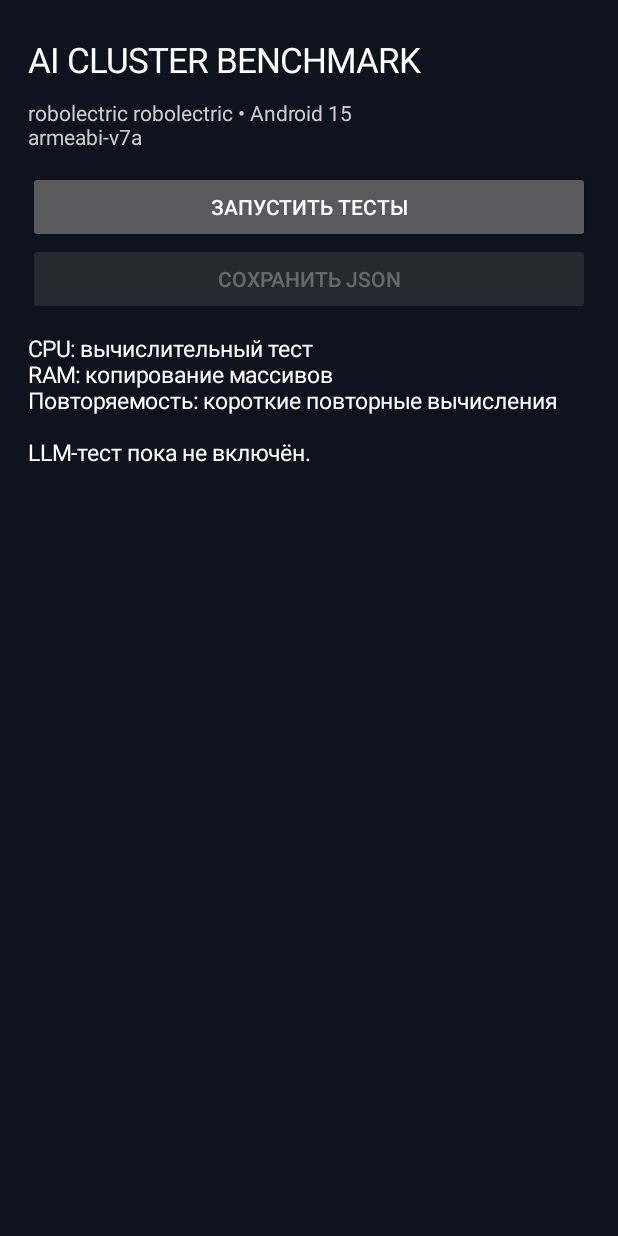
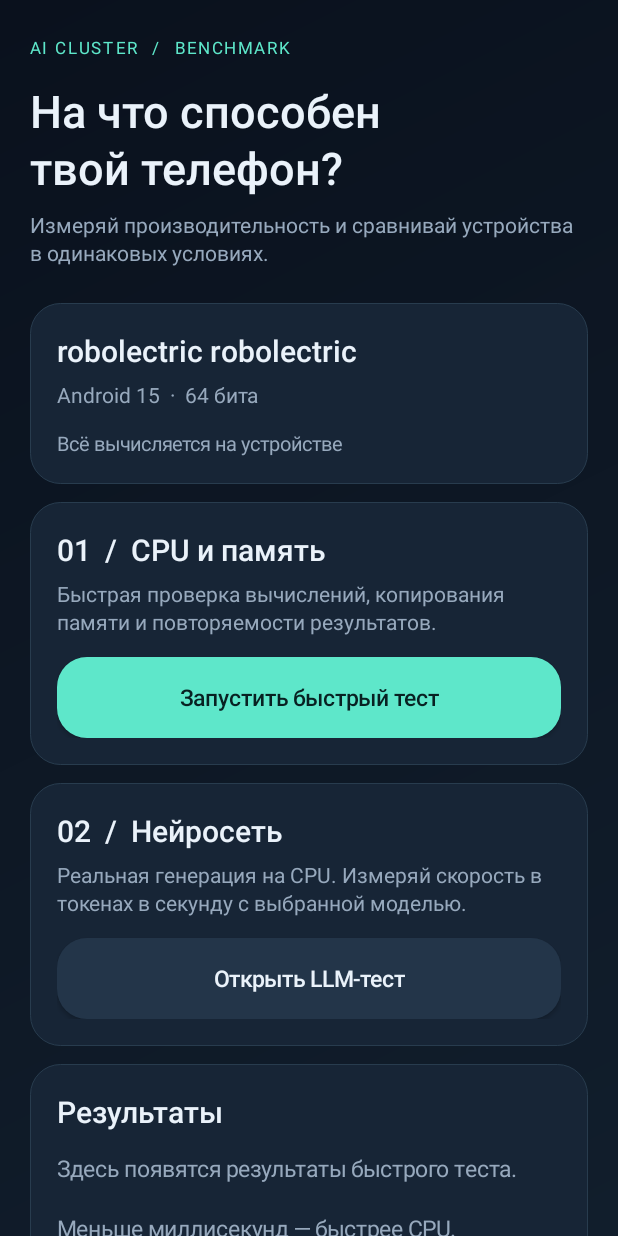
Before and after one commit to bretman-code/AIClusterBenchmark, an Android app: the screen it shows after launch (MainActivity), on a phone screen of 412 x 824 dp. Run offline under Robolectric (Android 15) with nearby library versions, the phone set to English and light mode, and no system bars.

Commit message:
Add real CPU LLM benchmark for ARM32/ARM64 and redesigned dark interface

```diff
--- a/app/src/main/AndroidManifest.xml
+++ b/app/src/main/AndroidManifest.xml
@@ -1 +1 @@
-<manifest xmlns:android="http://schemas.android.com/apk/res/android"><application android:label="AI Cluster Benchmark" android:theme="@android:style/Theme.Material.NoActionBar" android:usesCleartextTraffic="false"><activity android:name=".MainActivity" android:exported="true"><intent-filter><action android:name="android.intent.action.MAIN"/><category android:name="android.intent.category.LAUNCHER"/></intent-filter></activity></application></manifest>
+<manifest xmlns:android="http://schemas.android.com/apk/res/android"><application android:label="AI Cluster Benchmark" android:theme="@android:style/Theme.Material.NoActionBar" android:usesCleartextTraffic="false"><activity android:name=".MainActivity" android:exported="true"><intent-filter><action android:name="android.intent.action.MAIN"/><category android:name="android.intent.category.LAUNCHER"/></intent-filter></activity><activity android:name=".LlmActivity" android:exported="false" android:configChanges="orientation|screenSize" /></application></manifest>
--- a/app/src/main/java/com/example/aiclusterbenchmark/MainActivity.kt
+++ b/app/src/main/java/com/example/aiclusterbenchmark/MainActivity.kt
@@ -23,22 +23,23 @@ class MainActivity : Activity() {
  private var pendingExport: String? = null
  override fun onCreate(savedInstanceState: Bundle?) {
   super.onCreate(savedInstanceState)
-  val root = LinearLayout(this).apply { orientation=LinearLayout.VERTICAL; setPadding(28,36,28,20); setBackgroundColor(Color.rgb(13,18,28)) }
-  val title = TextView(this).apply { text="AI CLUSTER BENCHMARK"; textSize=23f; setTextColor(Color.WHITE) }
-  root.addView(title)
-  val info = TextView(this).apply { text="${Build.MANUFACTURER} ${Build.MODEL} • Android ${Build.VERSION.RELEASE}\n${Build.SUPPORTED_ABIS.joinToString()}"; textSize=14f; setTextColor(Color.LTGRAY); setPadding(0,15,0,20) }
-  root.addView(info)
-  run = Button(this).apply { text="ЗАПУСТИТЬ ТЕСТЫ" }
-  root.addView(run)
-  val save = Button(this).apply { text="СОХРАНИТЬ JSON"; isEnabled=false }
-  root.addView(save)
-  val scroll = ScrollView(this)
-  output = TextView(this).apply { text="CPU: вычислительный тест\nRAM: копирование массивов\nПовторяемость: короткие повторные вычисления\n\nLLM-тест пока не включён."; textSize=15f; setTextColor(Color.WHITE); setPadding(0,18,0,10) }
-  scroll.addView(output); root.addView(scroll, LinearLayout.LayoutParams(-1,0,1f))
-  setContentView(root)
-  run.setOnClickListener { run.isEnabled=false; save.isEnabled=false; output.text="Выполняется тест..."; executor.execute {
-   try { val r = benchmark(); handler.post { if (!isDestroyed) { report=r; output.text=format(r); run.isEnabled=true; save.isEnabled=true } } }
-   catch(e: Exception) { handler.post { if (!isDestroyed) { output.text="Ошибка: ${e.message}"; run.isEnabled=true } } }
+  val root=Ui.page(this,"На что способен\nтвой телефон?","Измеряй производительность и сравнивай устройства в одинаковых условиях.")
+  val device=Ui.card(this,root,"${Build.MANUFACTURER} ${Build.MODEL}","Android ${Build.VERSION.RELEASE}  ·  ${if(android.os.Process.is64Bit()) "64 бита" else "32 бита"}")
+  device.addView(Ui.text(this,"Всё вычисляется на устройстве",13f,Ui.muted))
+  Ui.gap(this,root)
+  val cpu=Ui.card(this,root,"01  /  CPU и память","Быстрая проверка вычислений, копирования памяти и повторяемости результатов.")
+  run=Ui.button(this,"Запустить быстрый тест",true); cpu.addView(run)
+  Ui.gap(this,root)
+  val ai=Ui.card(this,root,"02  /  Нейросеть","Реальная генерация на CPU. Измеряй скорость в токенах в секунду с выбранной моделью.")
+  val llm=Ui.button(this,"Открыть LLM-тест").apply { setOnClickListener { startActivity(Intent(this@MainActivity,LlmActivity::class.java)) } }; ai.addView(llm)
+  Ui.gap(this,root)
+  val results=Ui.card(this,root,"Результаты")
+  output=Ui.text(this,"Здесь появятся результаты быстрого теста.\n\nМеньше миллисекунд — быстрее CPU.\nБольше МиБ/с — быстрее копирование.",15f,Ui.muted); results.addView(output)
+  Ui.gap(this,results,16)
+  val save=Ui.button(this,"Сохранить результат · JSON").apply { isEnabled=false }; results.addView(save)
+  run.setOnClickListener { run.isEnabled=false; llm.isEnabled=false; save.isEnabled=false; output.text="Выполняется тест..."; executor.execute {
+   try { val r = benchmark(); handler.post { if (!isDestroyed) { report=r; output.text=format(r); run.isEnabled=true; llm.isEnabled=true; save.isEnabled=true } } }
+   catch(e: Exception) { handler.post { if (!isDestroyed) { output.text="Ошибка: ${e.message}"; run.isEnabled=true; llm.isEnabled=true } } }
   } }
   report = savedInstanceState?.getString("report")?.let { JSONObject(it) }
   pendingExport = savedInstanceState?.getString("pendingExport")
@@ -55,7 +56,7 @@ class MainActivity : Activity() {
   val am=getSystemService(ACTIVITY_SERVICE) as ActivityManager
   val mi=ActivityManager.MemoryInfo(); am.getMemoryInfo(mi)
   val r=JSONObject(); r.put("device",Build.MANUFACTURER+" "+Build.MODEL); r.put("android",Build.VERSION.RELEASE); r.put("abi",Build.SUPPORTED_ABIS.joinToString()); r.put("ram_total_mb",mi.totalMem/1048576); r.put("ram_available_mb",mi.availMem/1048576)
-  r.put("timestamp_ms",System.currentTimeMillis()); r.put("benchmark_version","0.1"); r.put("api_level",Build.VERSION.SDK_INT)
+  r.put("timestamp_ms",System.currentTimeMillis()); r.put("benchmark_version","0.2"); r.put("api_level",Build.VERSION.SDK_INT)
   // Fixed work, elapsed time; lower is better. Warm-up to reduce JIT distortion.
   cpuWork(150000); val t0=System.nanoTime(); val check=cpuWork(1200000); val cpuMs=(System.nanoTime()-t0)/1e6
   r.put("cpu_ms",cpuMs); r.put("cpu_checksum",check)
@@ -67,11 +68,11 @@ class MainActivity : Activity() {
   val times=ArrayList<Double>(); repeat(5){ val s=System.nanoTime(); repeatChecksum+=cpuWork(500000); times.add((System.nanoTime()-s)/1e6) }
   r.put("repeat_checksum",repeatChecksum)
   r.put("thermal_first_ms",times.first()); r.put("thermal_last_ms",times.last()); r.put("thermal_slowdown_ratio",times.last()/times.first()); r.put("thermal_note","Short repeatability probe; not a temperature or sustained throttling measurement")
-  r.put("llm_tokens_per_second",JSONObject.NULL); r.put("llm_status","Not implemented in v0.1")
+  r.put("llm_tokens_per_second",JSONObject.NULL); r.put("llm_status","Run separately from the LLM test screen")
   return r
  }
  private fun cpuWork(n:Int): Double { var sum=0.0; for(i in 1..n) { if (i % 4096 == 0 && Thread.currentThread().isInterrupted) throw InterruptedException(); val x=i.toDouble(); sum+=sqrt(x)*sqrt(x+1.0)/(x+3.0) }; return sum }
- private fun format(r:JSONObject):String = String.format(Locale.US,"Устройство: %s\nAndroid: %s\nRAM всего: %d МБ\nRAM свободно: %d МБ\n\nCPU: %.1f мс (меньше лучше)\nRAM copy: %.1f МиБ/с (больше лучше)\nПовторный CPU тест: %.2fx\n\nЭто предварительный синтетический тест. Реальный LLM-тест будет в следующей версии.\n\nНажмите «Сохранить JSON» для экспорта.",r.getString("device"),r.getString("android"),r.getLong("ram_total_mb"),r.getLong("ram_available_mb"),r.getDouble("cpu_ms"),r.getDouble("ram_copy_mib_s"),r.getDouble("thermal_slowdown_ratio"))
+ private fun format(r:JSONObject):String = String.format(Locale.US,"Устройство: %s\nAndroid: %s\nRAM всего: %d МБ\nRAM свободно: %d МБ\n\nCPU: %.1f мс (меньше лучше)\nRAM copy: %.1f МиБ/с (больше лучше)\nПовторный CPU тест: %.2fx\n\nЭто синтетический тест. Реальная скорость нейросети измеряется отдельно кнопкой «Реальный LLM-тест».\n\nНажмите «Сохранить JSON» для экспорта.",r.getString("device"),r.getString("android"),r.getLong("ram_total_mb"),r.getLong("ram_available_mb"),r.getDouble("cpu_ms"),r.getDouble("ram_copy_mib_s"),r.getDouble("thermal_slowdown_ratio"))
  override fun onSaveInstanceState(outState: Bundle) {
   outState.putString("report",report?.toString()); outState.putString("pendingExport",pendingExport)
   super.onSaveInstanceState(outState)
--- /dev/null
+++ b/app/src/main/java/com/example/aiclusterbenchmark/Ui.kt
@@ -0,0 +1,72 @@
+package com.example.aiclusterbenchmark
+
+import android.app.Activity
+import android.content.res.ColorStateList
+import android.graphics.Color
+import android.graphics.Typeface
+import android.graphics.drawable.GradientDrawable
+import android.graphics.drawable.StateListDrawable
+import android.view.View
+import android.widget.*
+
+internal object Ui {
+    val ink=Color.rgb(234,242,250)
+    val muted=Color.rgb(151,169,189)
+    private val teal=Color.rgb(94,231,202)
+    fun dp(a:Activity,n:Int)=(n*a.resources.displayMetrics.density).toInt()
+    private fun shape(a:Activity,color:Int,stroke:Int?=null)=GradientDrawable().apply {
+        setColor(color); cornerRadius=dp(a,20).toFloat()
+        stroke?.let { setStroke(dp(a,1),it) }
+    }
+    fun text(a:Activity,value:String,size:Float=15f,color:Int=ink)=TextView(a).apply {
+        text=value; textSize=size; setTextColor(color); setLineSpacing(dp(a,3).toFloat(),1f)
+        if(size>=20) typeface=Typeface.create("sans-serif-medium",Typeface.NORMAL)
+    }
+    fun page(a:Activity,title:String,subtitle:String):LinearLayout {
+        a.window.statusBarColor=Color.rgb(10,17,29)
+        a.window.navigationBarColor=Color.rgb(10,17,29)
+        a.window.decorView.systemUiVisibility=0
+        val column=LinearLayout(a).apply {
+            orientation=LinearLayout.VERTICAL; setPadding(dp(a,20),dp(a,24),dp(a,20),dp(a,32))
+        }
+        val scroll=ScrollView(a).apply {
+            isFillViewport=true
+            background=GradientDrawable(GradientDrawable.Orientation.TL_BR,intArrayOf(Color.rgb(10,17,29),Color.rgb(17,30,44)))
+            addView(column)
+        }
+        a.setContentView(scroll)
+        column.addView(text(a,"AI CLUSTER  /  BENCHMARK",11f,teal).apply { letterSpacing=.15f })
+        gap(a,column,14)
+        column.addView(text(a,title,30f))
+        gap(a,column,8)
+        column.addView(text(a,subtitle,14f,muted))
+        gap(a,column,24)
+        return column
+    }
+    fun gap(a:Activity,parent:LinearLayout,size:Int=12) { parent.addView(View(a),LinearLayout.LayoutParams(1,dp(a,size))) }
+    fun card(a:Activity,parent:LinearLayout,title:String,description:String?=null):LinearLayout {
+        val box=LinearLayout(a).apply {
+            orientation=LinearLayout.VERTICAL
+            setPadding(dp(a,18),dp(a,18),dp(a,18),dp(a,18))
+            background=shape(a,Color.rgb(23,37,54),Color.rgb(40,60,78))
+        }
+        parent.addView(box,LinearLayout.LayoutParams(-1,-2))
+        box.addView(text(a,title,20f))
+        if(description!=null) { gap(a,box,6); box.addView(text(a,description,14f,muted)) }
+        gap(a,box,14)
+        return box
+    }
+    fun button(a:Activity,title:String,primary:Boolean=false)=Button(a).apply {
+        text=title; isAllCaps=false; textSize=15f
+        typeface=Typeface.create("sans-serif-medium",Typeface.NORMAL)
+        minHeight=dp(a,54); minimumHeight=dp(a,54)
+        setPadding(dp(a,14),dp(a,10),dp(a,14),dp(a,10))
+        setTextColor(ColorStateList(arrayOf(intArrayOf(-android.R.attr.state_enabled),intArrayOf()),intArrayOf(muted,if(primary) Color.rgb(8,33,34) else ink)))
+        background=StateListDrawable().apply {
+            addState(intArrayOf(-android.R.attr.state_enabled),shape(a,Color.rgb(35,48,62)))
+            addState(intArrayOf(android.R.attr.state_pressed),shape(a,if(primary) Color.rgb(63,191,167) else Color.rgb(45,66,85)))
+            addState(intArrayOf(),shape(a,if(primary) teal else Color.rgb(35,53,73)))
+        }
+        layoutParams=LinearLayout.LayoutParams(-1,-2)
+    }
+}
```
Also changed, not shown: app/build.gradle.kts (+7 -1 lines), app/src/main/assets/llama-LICENSE.txt (added, +21 -0 lines), app/src/main/cpp/CMakeLists.txt (added, +20 -0 lines), app/src/main/java/com/example/aiclusterbenchmark/LlmActivity.kt (added, +174 -0 lines), app/src/main/java/com/example/aiclusterbenchmark/LlmEngine.kt (added, +9 -0 lines), 6 other files.
